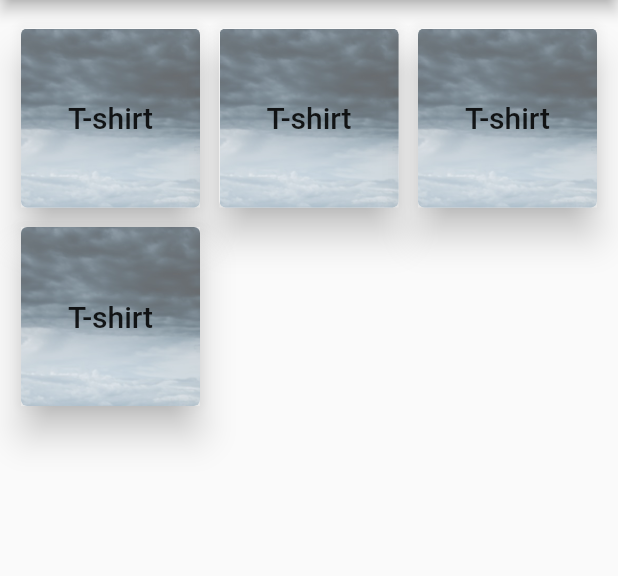
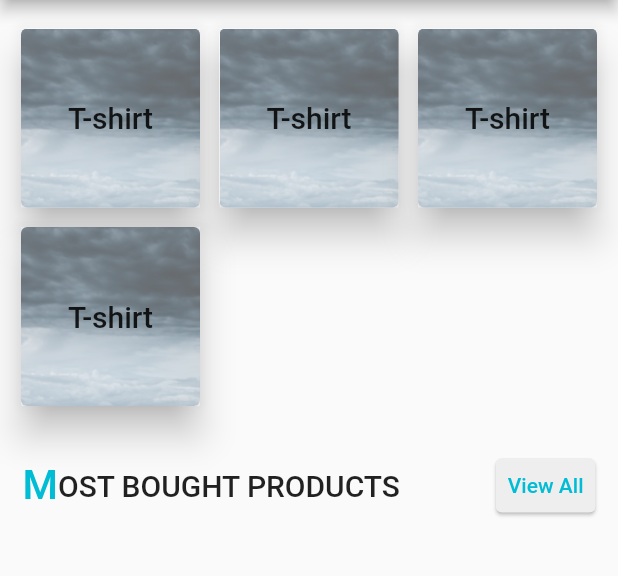
Before and after one commit to rangan-roy/ecom_app, a Flutter app: the screen it shows after launch, on a phone screen of 412 x 824 dp, the part 84-660 px from its top. Run offline on Flutter 3.47's test engine with Material 2 defaults, Android fonts, the phone set to English and light mode, and no system bars.

Commit message:
added product section title and refactored categories section in home page

```diff
--- a/lib/pages/home_page.dart
+++ b/lib/pages/home_page.dart
@@ -9,6 +9,8 @@ class HomePage extends StatefulWidget {
 }
 
 class _HomePageState extends State<HomePage> {
+  final double _horizontalPadding = 10.0;
+
   @override
   Widget build(BuildContext context) {
     return Scaffold(
@@ -16,11 +18,58 @@ class _HomePageState extends State<HomePage> {
       drawer: DrawerWidget(),
       body: ListView(
         children: [
-          // category names and images
-          GridView.count(
+          buildCategories(context),
+
+          Padding(
             padding: EdgeInsets.symmetric(
-              horizontal: 10,
+              horizontal: _horizontalPadding + 5,
+              vertical: 10,
+            ),
+            child: Row(
+              mainAxisAlignment: MainAxisAlignment.spaceBetween,
+              children: [
+                Row(
+                  children: [
+                    Text(
+                      'M',
+                      style: TextStyle(
+                        fontSize: Theme.of(context).textTheme.headline6.
+                          fontSize + 7,
+                        fontWeight: Theme.of(context).textTheme.headline6.
+                          fontWeight,
+                        color: Theme.of(context).primaryColor,
+                      ),
+                    ),
+                    Container(
+                      child: Text(
+                        'ost Bought Products'.toUpperCase(),
+                        style: Theme.of(context).textTheme.headline6,
+                      ),
+                    ),
+                  ],
+                ),
+                TextButton(
+                  child: Text('View All'),
+                  style: ButtonStyle(
+                    backgroundColor: MaterialStateProperty.all(Colors.grey.
+                      shade200),
+                    elevation: MaterialStateProperty.all(1),
+                  ),
+                  onPressed: () {},
+                ),
+              ],
+            ),
+          ),
+        ],
+      ),
+    );
+  }
+
+  GridView buildCategories(BuildContext context) {
+    return GridView.count(
+      padding: EdgeInsets.symmetric(
         vertical: 15,
+        horizontal: _horizontalPadding,
       ),
       // allows to use GridView() inside ListView()
       shrinkWrap: true,
@@ -148,10 +197,6 @@ class _HomePageState extends State<HomePage> {
           ),
         ),
       ],
-          ),
-
-        ],
-      ),
     );
   }
 }
```
Lines whose indentation alone changed are shown as unchanged.
